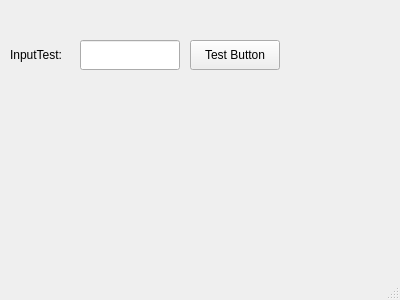
Qt form PyQt5_HelloWorld/GUI/HelloWorldMainWindow.ui (xautshuanglong/QtLearningRepository) before a commit.
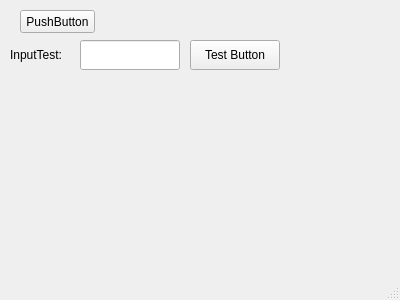
The same form after that commit.

Commit message: 1. PyUIC_Multiple.py 实现批量 UI 文件转换； 2. 添加关于界面做测试。

```diff
--- a/PyQt5_HelloWorld/GUI/HelloWorldMainWindow.ui
+++ b/PyQt5_HelloWorld/GUI/HelloWorldMainWindow.ui
@@ -50,6 +50,19 @@
      </rect>
     </property>
    </widget>
+   <widget class="QPushButton" name="pushButton">
+    <property name="geometry">
+     <rect>
+      <x>20</x>
+      <y>10</y>
+      <width>75</width>
+      <height>23</height>
+     </rect>
+    </property>
+    <property name="text">
+     <string>PushButton</string>
+    </property>
+   </widget>
   </widget>
   <widget class="QMenuBar" name="menubar">
    <property name="geometry">
```
The commit also changes 4 other files.
